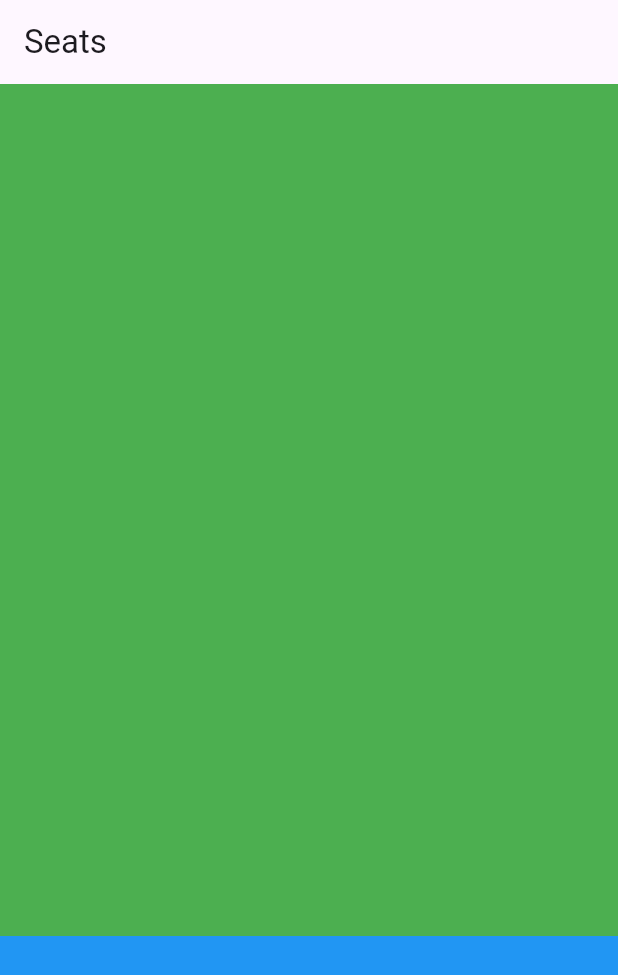
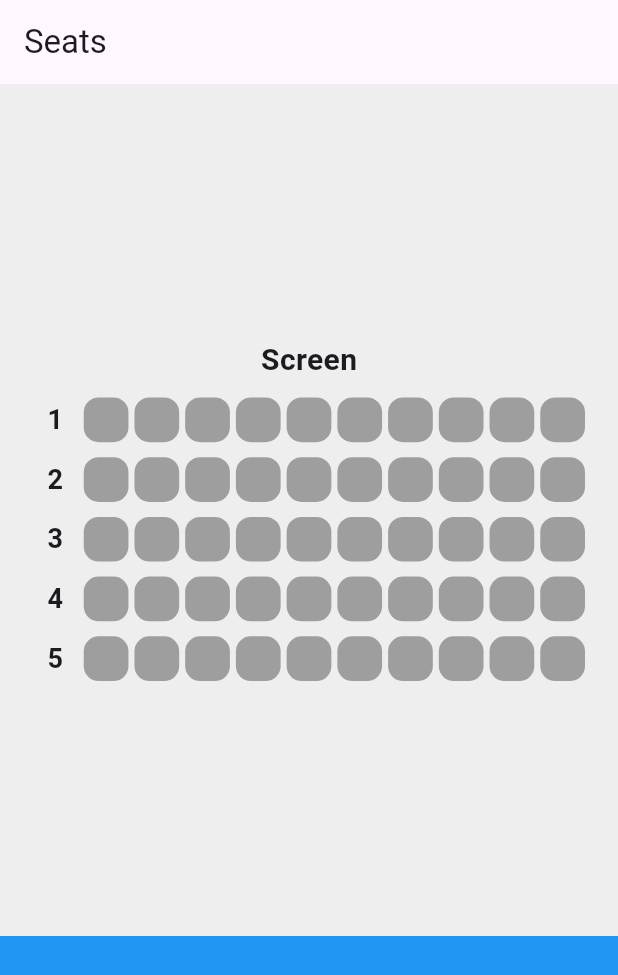
Before and after one commit to this-is-spartaa/flutter-seat-app, a Flutter app: the screen it shows after launch, on a phone screen of 412 x 824 dp. Shown: the top 975 px of the screen. Run offline on Flutter 3.47's test engine with Material 3 defaults, Android fonts, the phone set to English and light mode, and no system bars.

Commit message:
WIP SeatSelectBox

```diff
--- a/lib/seat_select_box.dart
+++ b/lib/seat_select_box.dart
@@ -1,11 +1,81 @@
+import 'package:flutter/cupertino.dart';
 import 'package:flutter/material.dart';
+import 'package:flutter/widgets.dart';
 
 class SeatSelectBox extends StatelessWidget {
   @override
   Widget build(BuildContext context) {
     return Expanded(
-      child: Container(
-        color: Colors.green,
+      child: Column(
+        mainAxisAlignment: MainAxisAlignment.center,
+        children: [
+          Text(
+            'Screen',
+            style: TextStyle(
+              fontSize: 20,
+              fontWeight: FontWeight.bold,
+            ),
+          ),
+          SizedBox(height: 10),
+          row(1),
+          SizedBox(height: 10),
+          row(2),
+          SizedBox(height: 10),
+          row(3),
+          SizedBox(height: 10),
+          row(4),
+          SizedBox(height: 10),
+          row(5),
+        ],
+      ),
+    );
+  }
+
+  Padding row(int rowNum) {
+    return Padding(
+      padding: EdgeInsets.symmetric(horizontal: 20),
+      child: Row(
+        mainAxisAlignment: MainAxisAlignment.spaceBetween,
+        children: [
+          Expanded(
+            child: Center(
+              child: Text(
+                '$rowNum',
+                style: TextStyle(
+                  fontSize: 18,
+                  fontWeight: FontWeight.bold,
+                ),
+              ),
+            ),
+          ),
+          seat(),
+          seat(),
+          seat(),
+          seat(),
+          seat(),
+          seat(),
+          seat(),
+          seat(),
+          seat(),
+          seat(),
+        ],
+      ),
+    );
+  }
+
+  Widget seat() {
+    return Expanded(
+      child: Padding(
+        padding: EdgeInsets.symmetric(horizontal: 2),
+        child: AspectRatio(
+          aspectRatio: 1,
+          child: Container(
+            decoration: BoxDecoration(
+              color: Colors.grey,
+              borderRadius: BorderRadius.circular(10),
+            ),
+          ),
+        ),
       ),
     );
   }
```
